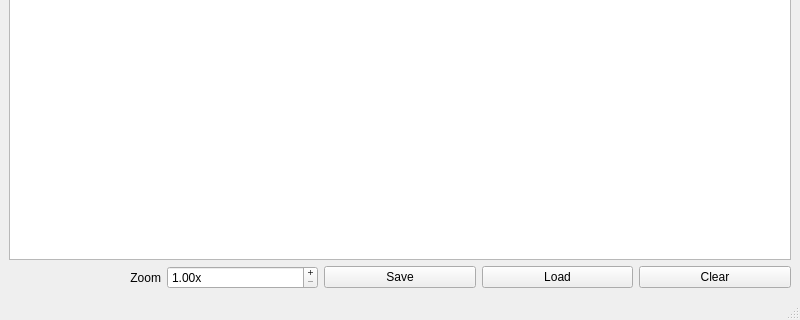
First picture: the form in GOL_Image_Generator/mainwindow.ui, repository jimga150/GOL, before the edit; both pictures show x 0 to 800 and y 280 to 600 of the 800 by 600 pixel window.
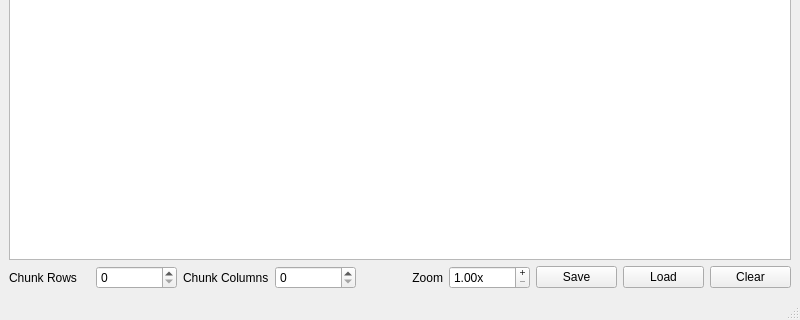
Second picture: the form after the edit.

Diff of the .ui file:
```diff
--- a/GOL_Image_Generator/mainwindow.ui
+++ b/GOL_Image_Generator/mainwindow.ui
@@ -15,7 +15,31 @@
   </property>
   <widget class="QWidget" name="centralwidget">
    <layout class="QGridLayout" name="gridLayout">
-    <item row="1" column="1">
+    <item row="1" column="4">
+     <widget class="QLabel" name="label">
+      <property name="text">
+       <string>Zoom</string>
+      </property>
+      <property name="alignment">
+       <set>Qt::AlignRight|Qt::AlignTrailing|Qt::AlignVCenter</set>
+      </property>
+     </widget>
+    </item>
+    <item row="1" column="2">
+     <widget class="QLabel" name="label_3">
+      <property name="text">
+       <string>Chunk Columns</string>
+      </property>
+     </widget>
+    </item>
+    <item row="1" column="8">
+     <widget class="QPushButton" name="clearButton">
+      <property name="text">
+       <string>Clear</string>
+      </property>
+     </widget>
+    </item>
+    <item row="1" column="5">
      <widget class="QDoubleSpinBox" name="doubleSpinBox">
       <property name="buttonSymbols">
        <enum>QAbstractSpinBox::PlusMinus</enum>
@@ -46,14 +70,17 @@
       </property>
      </widget>
     </item>
-    <item row="1" column="2">
+    <item row="1" column="6">
      <widget class="QPushButton" name="saveButton">
       <property name="text">
        <string>Save</string>
       </property>
      </widget>
     </item>
-    <item row="1" column="3">
+    <item row="1" column="1">
+     <widget class="QSpinBox" name="chunkRowsSpinbox"/>
+    </item>
+    <item row="1" column="7">
      <widget class="QPushButton" name="loadButton">
       <property name="text">
        <string>Load</string>
@@ -61,23 +88,16 @@
      </widget>
     </item>
     <item row="1" column="0">
-     <widget class="QLabel" name="label">
+     <widget class="QLabel" name="label_2">
       <property name="text">
-       <string>Zoom</string>
+       <string>Chunk Rows</string>
       </property>
-      <property name="alignment">
-       <set>Qt::AlignRight|Qt::AlignTrailing|Qt::AlignVCenter</set>
-      </property>
      </widget>
     </item>
-    <item row="1" column="4">
-     <widget class="QPushButton" name="clearButton">
-      <property name="text">
-       <string>Clear</string>
-      </property>
-     </widget>
+    <item row="1" column="3">
+     <widget class="QSpinBox" name="chunkColsSpinbox"/>
     </item>
-    <item row="0" column="0" colspan="5">
+    <item row="0" column="0" colspan="9">
      <widget class="QGraphicsView" name="GOLgraphicsView"/>
     </item>
    </layout>
@@ -88,7 +108,7 @@
      <x>0</x>
      <y>0</y>
      <width>800</width>
-     <height>22</height>
+     <height>21</height>
     </rect>
    </property>
   </widget>
```
